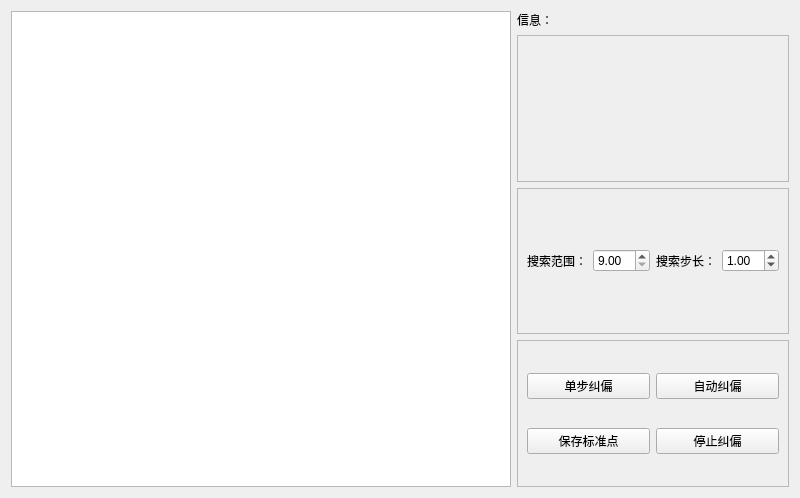
chuge007/detectOfvioce, file ascan.ui: the form before one commit.
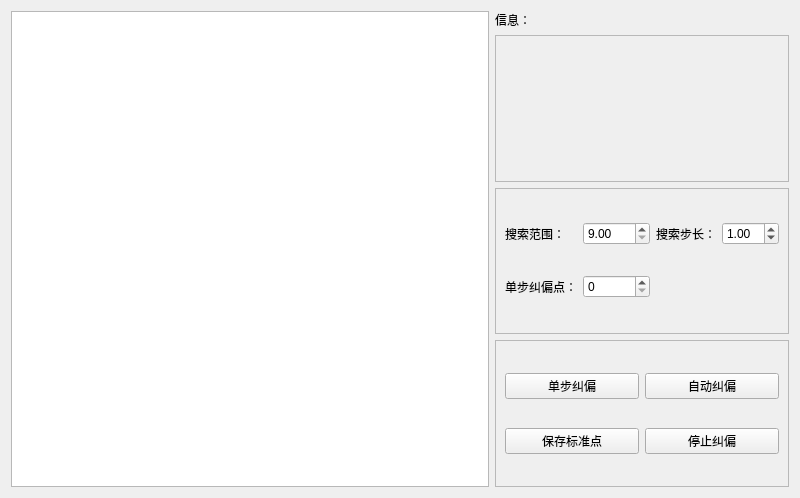
The form after the commit.

Diff of the .ui file:
```diff
--- a/ascan.ui
+++ b/ascan.ui
@@ -69,35 +69,49 @@
      <property name="frameShadow">
       <enum>QFrame::Raised</enum>
      </property>
-     <layout class="QHBoxLayout" name="horizontalLayout">
-      <item>
+     <layout class="QGridLayout" name="gridLayout_4">
+      <item row="0" column="3">
+       <widget class="QLabel" name="label_3">
+        <property name="text">
+         <string>搜索步长：</string>
+        </property>
+       </widget>
+      </item>
+      <item row="0" column="0">
        <widget class="QLabel" name="label_2">
         <property name="text">
          <string>搜索范围：</string>
         </property>
        </widget>
       </item>
-      <item>
+      <item row="0" column="1">
        <widget class="QDoubleSpinBox" name="searchRange_dSb">
         <property name="minimum">
          <double>9.000000000000000</double>
         </property>
        </widget>
       </item>
-      <item>
-       <widget class="QLabel" name="label_3">
-        <property name="text">
-         <string>搜索步长：</string>
-        </property>
-       </widget>
-      </item>
-      <item>
+      <item row="0" column="4">
        <widget class="QDoubleSpinBox" name="searchStep_dsb">
         <property name="value">
          <double>1.000000000000000</double>
         </property>
        </widget>
       </item>
+      <item row="1" column="0">
+       <widget class="QLabel" name="label_4">
+        <property name="text">
+         <string>单步纠偏点：</string>
+        </property>
+       </widget>
+      </item>
+      <item row="1" column="1">
+       <widget class="QSpinBox" name="stepCorretionNum_sB">
+        <property name="maximum">
+         <number>999999999</number>
+        </property>
+       </widget>
+      </item>
      </layout>
     </widget>
    </item>
```
